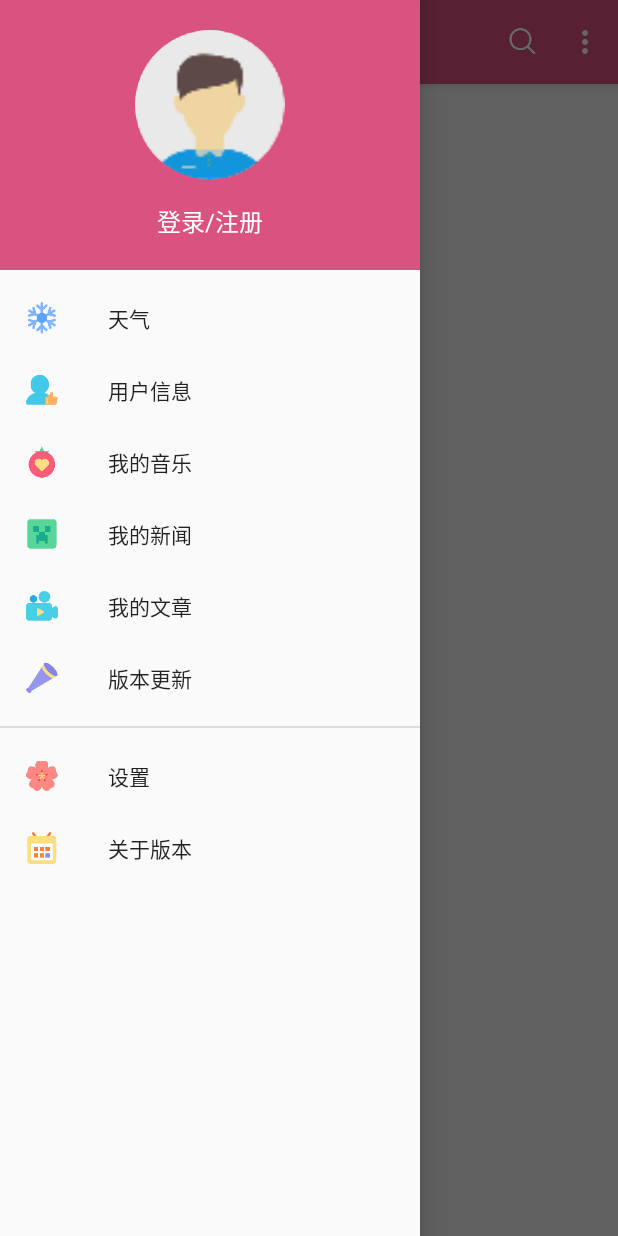
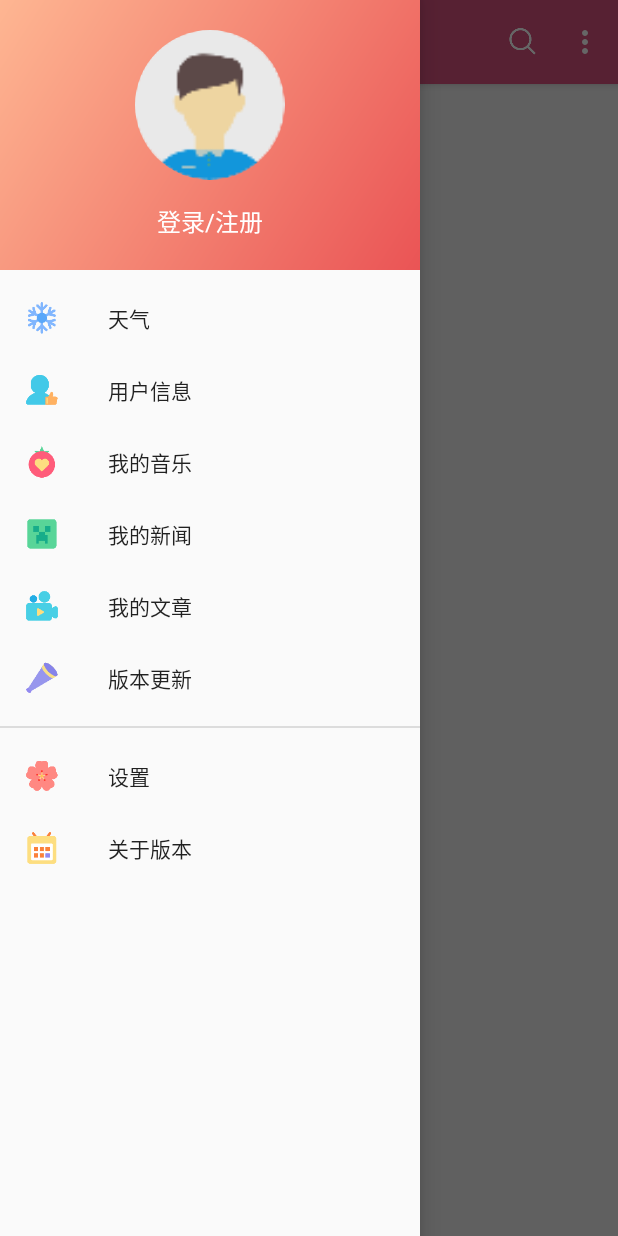
Before and after one commit to likangcheng/myshequcode, an Android app: the MainActivity screen opened directly, with no data from a screen before it, with the side drawer open, on a phone screen of 412 x 824 dp. Run offline under Robolectric (Android 15) with nearby library versions, the phone set to English and light mode, and no system bars; our stand-ins replace CircleImageView; libraries missing offline, so code that uses them is left out: com.ashokvarma.bottomnavigation, com.truizlop.sectionedrecyclerview, com.werb.permissionschecker, com.zhihu.matisse, jp.wasabeef.glide and 2 more; plain views replace BottomNavigationBar; pictures from the network do not load; 11 statements that could not run were skipped.

Commit message:
优化界面

```diff
--- a/Yours/build.gradle
+++ b/Yours/build.gradle
@@ -13,7 +13,7 @@ android {
         applicationId "coming.example.lkc.bottomnavigationbar"
         minSdkVersion 18
         targetSdkVersion 27
-        versionCode 1
+        versionCode 2
         versionName "1.7.2"
     }
     buildTypes {
--- a/Yours/src/main/AndroidManifest.xml
+++ b/Yours/src/main/AndroidManifest.xml
@@ -81,7 +81,6 @@
             android:name="com.baidu.location.f"
             android:enabled="true"
             android:process=":remote"></service>
-        <activity android:name=".Joke_Activity" />
     </application>
 
 </manifest>
--- a/Yours/src/main/java/coming/example/lkc/bottomnavigationbar/Register_User.java
+++ b/Yours/src/main/java/coming/example/lkc/bottomnavigationbar/Register_User.java
@@ -60,7 +60,7 @@ public class Register_User extends MyBaseActivity {
                 String pass_word = password.getText().toString();
                 String pass_word_2 = password_2.getText().toString();
                 if (!queryUsername(user_name) && pass_word.equals(pass_word_2) && validatePassword(pass_word) && validateUser(user_name)) {
-                    //用户名不存在&二次密码一直&密码长度&用户名规则
+                    //用户名不存在&二次密码不一致&密码长度&用户名规则
                     String pass_word_md5 = MD5.md5(pass_word, 2);
                     Users users_updata = new Users();
                     users_updata.setUsername(user_name);
--- a/Yours/src/main/java/coming/example/lkc/bottomnavigationbar/WeatherActivity.java
+++ b/Yours/src/main/java/coming/example/lkc/bottomnavigationbar/WeatherActivity.java
@@ -25,6 +25,7 @@ import com.baidu.location.LocationClient;
 import com.baidu.location.LocationClientOption;
 import com.baidu.location.f;
 import com.bumptech.glide.Glide;
+import com.bumptech.glide.load.resource.drawable.DrawableTransitionOptions;
 import com.bumptech.glide.request.RequestOptions;
 import com.werb.permissionschecker.PermissionChecker;
 
@@ -309,7 +310,7 @@ public class WeatherActivity extends MyBaseActivity {
     }
 
     private void glideload(String bingpath) {
-        Glide.with(WeatherActivity.this).load(bingpath)
+        Glide.with(WeatherActivity.this).load(bingpath).transition(new DrawableTransitionOptions().crossFade())
                 .apply(RequestOptions.bitmapTransform(new BlurTransformation(25)))
                 .into(weather_backimg);
     }
--- a/Yours/src/main/res/drawable/bianyuanjiao.xml
+++ b/Yours/src/main/res/drawable/bianyuanjiao.xml
@@ -1,6 +1,6 @@
 <?xml version="1.0" encoding="utf-8"?>
 <shape xmlns:android="http://schemas.android.com/apk/res/android"
     android:shape="rectangle" >
-    <solid android:color="#F8F8F8"/>
+    <solid android:color="@color/colorAccent"/>
     <corners android:radius="5dip" />
 </shape>
--- /dev/null
+++ b/Yours/src/main/res/drawable/navhead_griden.xml
@@ -0,0 +1,7 @@
+<?xml version="1.0" encoding="utf-8"?>
+<shape xmlns:android="http://schemas.android.com/apk/res/android">
+    <gradient
+        android:angle="135"
+        android:endColor="#FEB692"
+        android:startColor="#EA5455"/>
+</shape>
--- a/Yours/src/main/res/layout/activity_weather.xml
+++ b/Yours/src/main/res/layout/activity_weather.xml
@@ -3,7 +3,7 @@
     xmlns:tools="http://schemas.android.com/tools"
     android:layout_width="match_parent"
     android:layout_height="match_parent"
-    android:background="#00fafafa"
+    android:background="@drawable/weather_background_gradient"
     tools:context="coming.example.lkc.bottomnavigationbar.WeatherActivity">
 
     <ImageView
--- a/Yours/src/main/res/layout/music_player_layout.xml
+++ b/Yours/src/main/res/layout/music_player_layout.xml
@@ -3,7 +3,7 @@
     xmlns:app="http://schemas.android.com/apk/res-auto"
     android:layout_width="match_parent"
     android:layout_height="match_parent"
-    android:background="#99000000">
+    android:background="@mipmap/musicplay_bimg">
 
     <ImageView
         android:id="@+id/music_player_backimg"
--- a/Yours/src/main/res/layout/nav_head.xml
+++ b/Yours/src/main/res/layout/nav_head.xml
@@ -1,27 +1,38 @@
 <?xml version="1.0" encoding="utf-8"?>
-<RelativeLayout xmlns:android="http://schemas.android.com/apk/res/android"
+<FrameLayout xmlns:android="http://schemas.android.com/apk/res/android"
     android:layout_width="match_parent"
     android:layout_height="180dp"
-    android:background="?attr/colorPrimary"
-    android:padding="10dp">
+    android:background="@drawable/navhead_griden"
+    >
+    <ImageView
+        android:id="@+id/nav_head_backimg"
+        android:scaleType="centerCrop"
+        android:layout_width="match_parent"
+        android:layout_height="match_parent" />
+
+    <RelativeLayout
+        android:layout_margin="10dp"
+        android:layout_width="match_parent"
+        android:layout_height="match_parent">
 
         <de.hdodenhof.circleimageview.CircleImageView
-        android:layout_marginTop="10dp"
-        android:layout_centerHorizontal="true"
             android:id="@+id/icon_image"
             android:layout_width="100dp"
             android:layout_height="100dp"
+            android:layout_centerHorizontal="true"
+            android:layout_marginTop="10dp"
             android:src="@drawable/touxaing" />
 
         <TextView
-        android:layout_marginTop="15dp"
             android:id="@+id/maim_login"
-        android:layout_centerHorizontal="true"
             android:layout_width="wrap_content"
             android:layout_height="wrap_content"
             android:layout_below="@id/icon_image"
+            android:layout_centerHorizontal="true"
+            android:layout_marginTop="15dp"
             android:text="登录/注册"
             android:textColor="#fff"
             android:textSize="16sp" />
 
     </RelativeLayout>
+</FrameLayout>
```
Also changed, not shown: Yours/src/main/java/coming/example/lkc/bottomnavigationbar/About_Version_Activity.java (+57 -0 lines), Yours/src/main/java/coming/example/lkc/bottomnavigationbar/MainActivity.java (+26 -6 lines), Yours/src/main/java/coming/example/lkc/bottomnavigationbar/MusicPlayer.java (+15 -10 lines), Yours/src/main/res/drawable/start_button.xml (+4 -4 lines), Yours/src/main/res/drawable/weather_background_gradient.xml (added, +8 -0 lines), Yours/src/main/res/layout/activity_aboutversion_layout.xml (+21 -0 lines), Yours/src/main/res/mipmap-xxhdpi/musicpaly_placeholder.jpg (added), Yours/src/main/res/mipmap-xxhdpi/musicplay_bimg.jpg (added), Yours/src/main/res/mipmap-xxhdpi/nav_head_img.jpg (added), 2 other files. Lines whose indentation alone changed are shown as unchanged.
